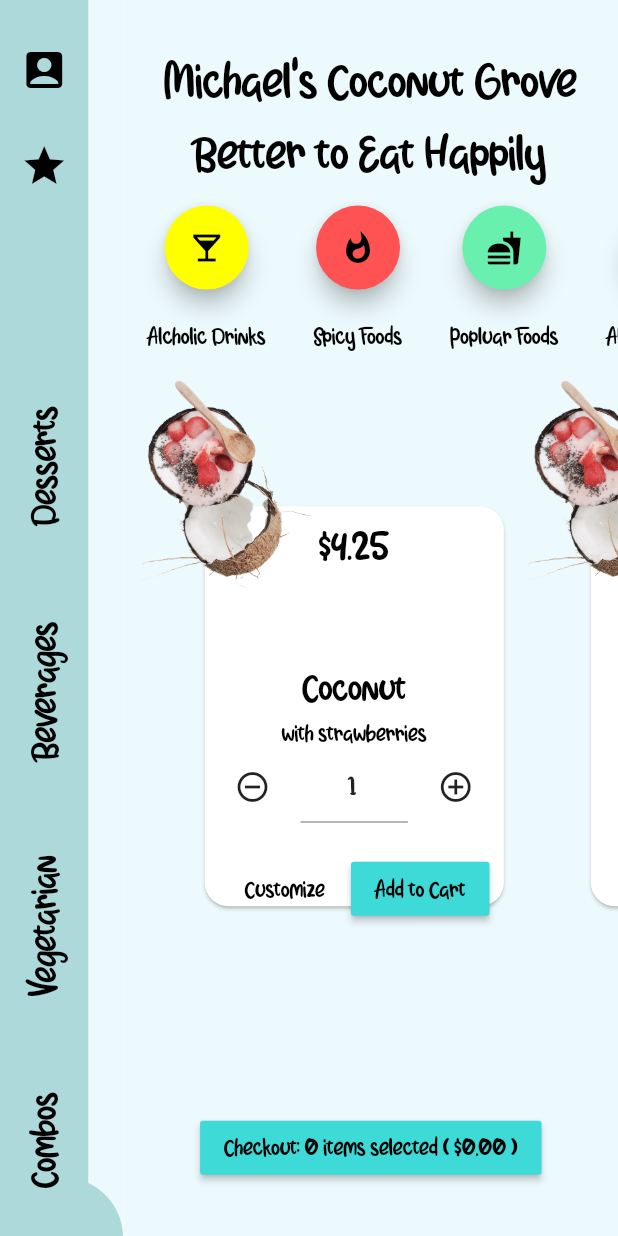
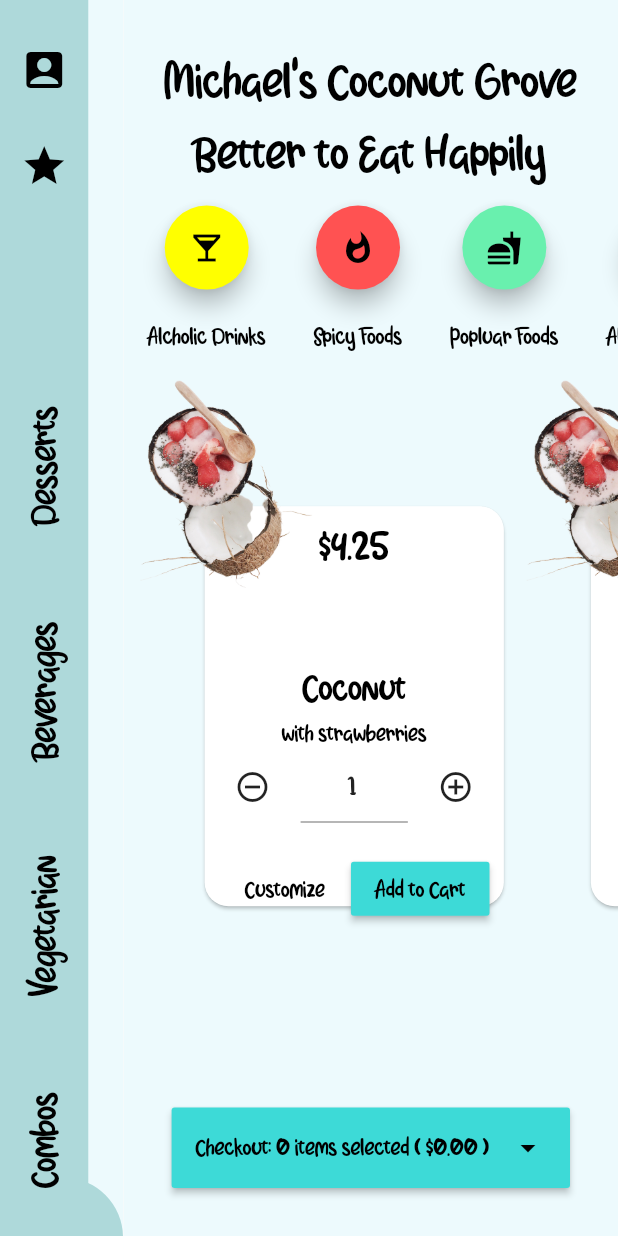
Before and after one commit to mikeyyg96/restaurant_business_layout, a Flutter app: the screen it shows after launch, on a phone screen of 412 x 824 dp. Run offline on Flutter 3.47's test engine with Material 2 defaults, Android fonts, the light colour scheme and no system bars.

Commit message:
organize files and added pageview to frame layout

```diff
--- a/lib/cart.dart
+++ /dev/null
@@ -1,16 +0,0 @@
-class Cart {
-  Cart({this.cartItem});
-
-  final CartItem cartItem;
-}
-
-class CartItem {
-  CartItem({this.numItems, this.price});
-
-  final int numItems;
-  final double price;
-
-  double calculateTotal(int numItems, double price) {
-    return price * numItems;
-  }
-}
--- a/lib/content.dart
+++ /dev/null
@@ -1,196 +0,0 @@
-import 'package:flutter/material.dart';
-import 'package:restaurant_business_layout/cart.dart';
-import 'package:restaurant_business_layout/custom_button.dart';
-import 'package:restaurant_business_layout/frame.dart';
-import 'package:restaurant_business_layout/styling.dart';
-
-import 'custom_card.dart';
-import 'styling.dart';
-
-class ContentPage extends StatefulWidget {
-
-  ContentPage({Key key}) : super(key: key);
-
-  @override
-  ContentPageState createState() => ContentPageState();
-}
-
-class ContentPageState extends State<ContentPage> {
-
-
-  PageController controller;
-  static List<CartItem> cart = new List<CartItem>();
-  static double total = 0.0;
-
-  @override
-  void initState() {
-    controller = PageController(
-      initialPage: 6
-    );
-    super.initState();
-  }
-
-  void refresh() {
-    setState(() {
-
-    });
-  }
-
-  @override
-  Widget build(BuildContext context) {
-    return Material(
-      child: PageView(
-        controller: controller,
-        scrollDirection: Axis.vertical,
-        children: <Widget>[
-          menuSlides(),
-          menuSlides(),
-          menuSlides(),
-          menuSlides(),
-          menuSlides(),
-          menuSlides(),
-        ],
-        onPageChanged: (int idx) {
-          switch (idx) {
-            case 0:
-              animationKey.currentState.playAnimation(115.0);
-              break;
-            case 1:
-              animationKey.currentState.playAnimation(180.0);
-              break;
-            case 2:
-              animationKey.currentState.playAnimation(380.0);
-              break;
-            case 3:
-              animationKey.currentState.playAnimation(530.0);
-              break;
-            case 4:
-              animationKey.currentState.playAnimation(685.0);
-              break;
-            case 5:
-              animationKey.currentState.playAnimation(825.0);
-              break;
-            default:
-              break;
-          }
-          print('page is: $idx');
-        },
-      )
-    );
-  }
-
-  void changeSlide(int idx) {
-    setState(() {
-      controller.animateToPage(
-        idx,
-        duration: Duration(milliseconds: 750),
-        curve: Curves.slowMiddle
-      );
-    });
-  }
-
-
-  Widget menuSlides() {
-    return Container(
-      height: double.infinity,
-      color: Theme.of(context).primaryColor,
-      child: Column(
-        children: <Widget>[
-          title(),
-          filterButtons(),
-          Expanded(child: foodItems()),
-          checkoutButton()
-        ],
-      ),
-    );
-  }
-
-  Widget title() {
-    return Container(
-      padding: const EdgeInsets.only(top: 30),
-      height: MediaQuery.of(context).size.height / 7,
-      child: Column(
-        children: <Widget>[
-          Text(
-            'Michael\'s Coconut Grove',
-            style: stylingLarge(),
-            textAlign: TextAlign.end,
-          ),
-          Text(
-            'Better to Eat Happily',
-            style: stylingLarge(),
-            textAlign: TextAlign.end,
-          ),
-        ],
-      ),
-    );
-  }
-
-  Widget filterButtons() {
-    return Container(
-      height: MediaQuery.of(context).size.height / 7,
-      child: ListView.builder(
-        shrinkWrap: true,
-        physics: ClampingScrollPhysics(),
-        scrollDirection: Axis.horizontal,
-        itemCount: buttons.length,
-        itemBuilder: (BuildContext ctx, int idx) {
-          return buttons[idx];
-        },
-      ),
-    );
-  }
-
-  Widget foodItems() {
-    return Container(
-      child: ListView.builder(
-        shrinkWrap: true,
-        physics: ClampingScrollPhysics(),
-        scrollDirection: Axis.horizontal,
-        itemCount: cards.length,
-        itemBuilder: (BuildContext ctx, int idx) {
-          return cards[idx];
-        },
-      ),
-    );
-  }
-
-  Widget checkoutButton() {
-    return Container(
-      height: MediaQuery.of(context).size.height / 7,
-      child: Center(
-        child: RaisedButton(
-          onPressed: () {
-            changeSlide(0);
-          },
-          color: Color(0xFF3DDAD7),
-          child: Text('Checkout: ${cart.length} items selected ( \$${total.toStringAsFixed(2)} )', style: stylingSmall()),
-        ),
-      ),
-    );
-  }
-
-  var buttons = [
-    CustomButton(color: Colors.yellowAccent, iconData: Icons.local_bar, text: 'Alcholic Drinks', tag: '1',),
-    CustomButton(color: Colors.redAccent, iconData: Icons.whatshot, text: 'Spicy Foods', tag: '2',),
-    CustomButton(color: Colors.greenAccent, iconData: Icons.fastfood, text: 'Popluar Foods', tag: '3',),
-    CustomButton(color: Colors.yellowAccent, iconData: Icons.local_bar, text: 'Alcholic Drinks', tag: '4',),
-    CustomButton(color: Colors.redAccent, iconData: Icons.whatshot, text: 'Spicy Foods', tag: '5',),
-    CustomButton(color: Colors.greenAccent, iconData: Icons.fastfood, text: 'Popluar Foods', tag: '6',),
-  ];
-
-  var cards = [
-    CustomCard(calories: 420, img: 'assets/items/desserts.png',food: 'Coconut', subtitle: 'with strawberries', description: 'Our Coconut Strawberries are a great garnish for plates of finger sandwiches, or even for fancying up our cookie and other dessert trays!', tag: 'food_item',),
-    CustomCard(calories: 420, img: 'assets/items/desserts.png',food: 'Coconut', subtitle: 'with strawberries', description: '', tag: 'food_item2',),
-    CustomCard(calories: 420, img: 'assets/items/desserts.png',food: 'Coconut', subtitle: 'with strawberries', description: '', tag: 'food_item3'),
-    CustomCard(calories: 420, img: 'assets/items/desserts.png',food: 'Coconut', subtitle: 'with strawberries', description: '', tag: 'food_item4',),
-    CustomCard(calories: 420, img: 'assets/items/desserts.png',food: 'Coconut', subtitle: 'with strawberries', description: '', tag: 'food_item5',),
-    CustomCard(calories: 420, img: 'assets/items/desserts.png',food: 'Coconut', subtitle: 'with strawberries', description: '', tag: 'food_item6'),
-  ];
-
-  @override
-  void dispose() {
-    controller.dispose();
-    super.dispose();
-  }
-}
--- a/lib/frame.dart
+++ /dev/null
@@ -1,25 +0,0 @@
-import 'package:flutter/material.dart';
-
-import 'content.dart';
-import 'sidenavbar.dart';
-
-final animationKey = GlobalKey<SideNavBarState>();
-final pageViewKey = GlobalKey<ContentPageState>();
-
-class FramePage extends StatelessWidget {
-
-
-  @override
-  Widget build(BuildContext context) {
-    return Material(
-        child: Container(
-      child: Row(
-        children: <Widget>[
-          SideNavBar(key: animationKey),
-          Expanded(
-            child: ContentPage(key: pageViewKey,),
-          )],
-      ),
-    ));
-  }
-}
--- a/lib/main.dart
+++ b/lib/main.dart
@@ -1,5 +1,5 @@
 import 'package:flutter/material.dart';
-import 'frame.dart';
+import 'package:restaurant_business_layout/pages/frame_page.dart';
 
 void main() => runApp(MyApp());
 
--- /dev/null
+++ b/lib/objects/cart.dart
@@ -0,0 +1,26 @@
+class Cart {
+  Cart({this.cartItem});
+
+  final FoodItem cartItem;
+}
+
+class FoodItem {
+  // TO DO: revise this so that Food Item is part of cart and has an Ingredient
+
+  FoodItem({this.numItems, this.price});
+
+  final int numItems;
+  final double price;
+
+  double calculateTotal(int numItems, double price) {
+    return price * numItems;
+  }
+}
+
+class Ingredient {
+  // TO DO: revise this so that Ingredient is part of Food Item
+  Ingredient({this.img, this.priceUpcharge, this.name});
+
+  final String img, name;
+  final double priceUpcharge;
+}
--- /dev/null
+++ b/lib/pages/content_page.dart
@@ -0,0 +1,269 @@
+import 'package:flutter/material.dart';
+import 'package:restaurant_business_layout/objects/cart.dart';
+import 'package:restaurant_business_layout/widgets/custom_button.dart';
+import 'package:restaurant_business_layout/pages/frame_page.dart';
+import 'package:restaurant_business_layout/styling/styling.dart';
+
+import 'package:restaurant_business_layout/widgets/custom_card.dart';
+
+class ContentPage extends StatefulWidget {
+  ContentPage({Key key}) : super(key: key);
+
+  @override
+  ContentPageState createState() => ContentPageState();
+}
+
+class ContentPageState extends State<ContentPage> {
+
+  final framePage = new FramePage(key: frameKey,);
+
+
+  PageController controller;
+  static List<FoodItem> cart = new List<FoodItem>();
+  static double total = 0.0;
+
+  @override
+  void initState() {
+    controller = PageController(initialPage: 6);
+    super.initState();
+  }
+
+  void refresh() {
+    setState(() {});
+  }
+
+  @override
+  Widget build(BuildContext context) {
+    return Material(
+        child: PageView(
+      controller: controller,
+      scrollDirection: Axis.vertical,
+      children: <Widget>[
+        menuSlides(),
+        menuSlides(),
+        menuSlides(),
+        menuSlides(),
+        menuSlides(),
+        menuSlides(),
+      ],
+      onPageChanged: (int idx) {
+        switch (idx) {
+          case 0:
+            animationKey.currentState.playAnimation(115.0);
+            break;
+          case 1:
+            animationKey.currentState.playAnimation(180.0);
+            break;
+          case 2:
+            animationKey.currentState.playAnimation(380.0);
+            break;
+          case 3:
+            animationKey.currentState.playAnimation(530.0);
+            break;
+          case 4:
+            animationKey.currentState.playAnimation(685.0);
+            break;
+          case 5:
+            animationKey.currentState.playAnimation(825.0);
+            break;
+          default:
+            break;
+        }
+        print('page is: $idx');
+      },
+    ));
+  }
+
+  void changeSlide(int idx) {
+    setState(() {
+      controller.animateToPage(idx,
+          duration: Duration(milliseconds: 750), curve: Curves.slowMiddle);
+    });
+  }
+
+  Widget menuSlides() {
+    return Container(
+      height: double.infinity,
+      color: Theme.of(context).primaryColor,
+      child: Column(
+        children: <Widget>[
+          title(),
+          filterButtons(),
+          Expanded(child: foodItems()),
+          checkoutButton()
+        ],
+      ),
+    );
+  }
+
+  Widget title() {
+    return Container(
+      padding: const EdgeInsets.only(top: 30),
+      height: MediaQuery.of(context).size.height / 7,
+      child: Column(
+        children: <Widget>[
+          Text(
+            'Michael\'s Coconut Grove',
+            style: stylingLarge(),
+            textAlign: TextAlign.end,
+          ),
+          Text(
+            'Better to Eat Happily',
+            style: stylingLarge(),
+            textAlign: TextAlign.end,
+          ),
+        ],
+      ),
+    );
+  }
+
+  Widget filterButtons() {
+    return Container(
+      height: MediaQuery.of(context).size.height / 7,
+      child: ListView.builder(
+        shrinkWrap: true,
+        physics: ClampingScrollPhysics(),
+        scrollDirection: Axis.horizontal,
+        itemCount: buttons.length,
+        itemBuilder: (BuildContext ctx, int idx) {
+          return buttons[idx];
+        },
+      ),
+    );
+  }
+
+  Widget foodItems() {
+    return Container(
+      child: ListView.builder(
+        shrinkWrap: true,
+        physics: ClampingScrollPhysics(),
+        scrollDirection: Axis.horizontal,
+        itemCount: cards.length,
+        itemBuilder: (BuildContext ctx, int idx) {
+          return cards[idx];
+        },
+      ),
+    );
+  }
+
+  Widget checkoutButton() {
+    return Container(
+      padding: const EdgeInsets.all(32.0),
+      height: MediaQuery.of(context).size.height / 7,
+      child: RaisedButton(
+        onPressed: () {
+          frameKey.currentState.changeSlide(1);
+        },
+        color: Color(0xFF3DDAD7),
+        child: Row(
+          children: <Widget>[
+            Expanded(
+              child: Text(
+                  'Checkout: ${cart.length} items selected ( \$${total.toStringAsFixed(2)} )',
+                  style: stylingSmall()),
+            ),
+            Icon(
+              Icons.arrow_drop_down,
+              color: Colors.black,
+            ),
+          ],
+        ),
+      ),
+    );
+  }
+
+  var buttons = [
+    CustomButton(
+      color: Colors.yellowAccent,
+      iconData: Icons.local_bar,
+      text: 'Alcholic Drinks',
+      tag: '1',
+    ),
+    CustomButton(
+      color: Colors.redAccent,
+      iconData: Icons.whatshot,
+      text: 'Spicy Foods',
+      tag: '2',
+    ),
+    CustomButton(
+      color: Colors.greenAccent,
+      iconData: Icons.fastfood,
+      text: 'Popluar Foods',
+      tag: '3',
+    ),
+    CustomButton(
+      color: Colors.yellowAccent,
+      iconData: Icons.local_bar,
+      text: 'Alcholic Drinks',
+      tag: '4',
+    ),
+    CustomButton(
+      color: Colors.redAccent,
+      iconData: Icons.whatshot,
+      text: 'Spicy Foods',
+      tag: '5',
+    ),
+    CustomButton(
+      color: Colors.greenAccent,
+      iconData: Icons.fastfood,
+      text: 'Popluar Foods',
+      tag: '6',
+    ),
+  ];
+
+  var cards = [
+    CustomCard(
+      calories: 420,
+      img: 'assets/items/desserts.png',
+      food: 'Coconut',
+      subtitle: 'with strawberries',
+      description:
+          'Our Coconut Strawberries are a great garnish for plates of finger sandwiches, or even for fancying up our cookie and other dessert trays!',
+      tag: 'food_item',
+    ),
+    CustomCard(
+      calories: 420,
+      img: 'assets/items/desserts.png',
+      food: 'Coconut',
+      subtitle: 'with strawberries',
+      description: '',
+      tag: 'food_item2',
+    ),
+    CustomCard(
+        calories: 420,
+        img: 'assets/items/desserts.png',
+        food: 'Coconut',
+        subtitle: 'with strawberries',
+        description: '',
+        tag: 'food_item3'),
+    CustomCard(
+      calories: 420,
+      img: 'assets/items/desserts.png',
+      food: 'Coconut',
+      subtitle: 'with strawberries',
+      description: '',
+      tag: 'food_item4',
+    ),
+    CustomCard(
+      calories: 420,
+      img: 'assets/items/desserts.png',
+      food: 'Coconut',
+      subtitle: 'with strawberries',
+      description: '',
+      tag: 'food_item5',
+    ),
+    CustomCard(
+        calories: 420,
+        img: 'assets/items/desserts.png',
+        food: 'Coconut',
+        subtitle: 'with strawberries',
+        description: '',
+        tag: 'food_item6'),
+  ];
+
+  @override
+  void dispose() {
+    controller.dispose();
+    super.dispose();
+  }
+}
--- /dev/null
+++ b/lib/pages/frame_page.dart
@@ -0,0 +1,68 @@
+import 'package:flutter/material.dart';
+
+import 'package:restaurant_business_layout/pages/content_page.dart';
+import 'package:restaurant_business_layout/widgets/sidenavbar.dart';
+
+final animationKey = GlobalKey<SideNavBarState>();
+final pageViewKey = GlobalKey<ContentPageState>();
+final frameKey = GlobalKey<FramePageState>();
+
+class FramePage extends StatefulWidget {
+  FramePage({Key key}) : super(key: frameKey);
+
+  @override
+  FramePageState createState() => FramePageState();
+}
+
+class FramePageState extends State<FramePage> {
+
+  PageController pageController = new PageController(initialPage: 0);
+  bool isScrollable = false;
+
+  void changeSlide(int idx) {
+    print('hello world');
+    setState(() {
+      pageController.animateToPage(idx,
+          duration: Duration(milliseconds: 750), curve: Curves.slowMiddle);
+    });
+  }
+
+  @override
+  Widget build(BuildContext context) {
+    return Material(
+      child: Container(
+        child: PageView(
+          scrollDirection: Axis.vertical,
+          onPageChanged: (int page) {
+            if (page == 0) {
+              setState(() {
+                isScrollable = false;
+              });
+            } else {
+              setState(() {
+                isScrollable = true;
+              });
+            }
+          },
+          controller: pageController,
+          physics: isScrollable ? ClampingScrollPhysics() : NeverScrollableScrollPhysics(),
+          children: <Widget>[
+            Row(
+              children: <Widget>[
+                SideNavBar(key: animationKey),
+                Expanded(
+                  child: ContentPage(
+                    key: pageViewKey,
+                  ),
+                ),
+              ],
+            ),
+            Container(
+              color: Colors.blueAccent,
+            )
+          ],
+        ),
+      ),
+    );
+  }
+}
--- a/lib/custom_button.dart
+++ b/lib/widgets/custom_button.dart
@@ -1,5 +1,5 @@
 import 'package:flutter/material.dart';
-import 'package:restaurant_business_layout/styling.dart';
+import 'package:restaurant_business_layout/styling/styling.dart';
 
 class CustomButton extends StatefulWidget {
 
--- a/lib/sidenavbar.dart
+++ b/lib/widgets/sidenavbar.dart
@@ -1,7 +1,7 @@
 import 'package:flutter/material.dart';
 
-import 'frame.dart';
-import 'styling.dart';
+import 'package:restaurant_business_layout/pages/frame_page.dart';
+import 'package:restaurant_business_layout/styling/styling.dart';
 
 class SideNavBar extends StatefulWidget {
 
```
Also changed, not shown: lib/pages/customize_page.dart (renamed from lib/customize.dart, +21 -8 lines), lib/pages/shopping_cart_page.dart (added, +51 -0 lines), lib/tiles/ingredient_tile.dart (renamed from lib/tile.dart, +4 -4 lines), lib/widgets/custom_card.dart (renamed from lib/custom_card.dart, +7 -7 lines), lib/styling/styling.dart (renamed from lib/styling.dart).
